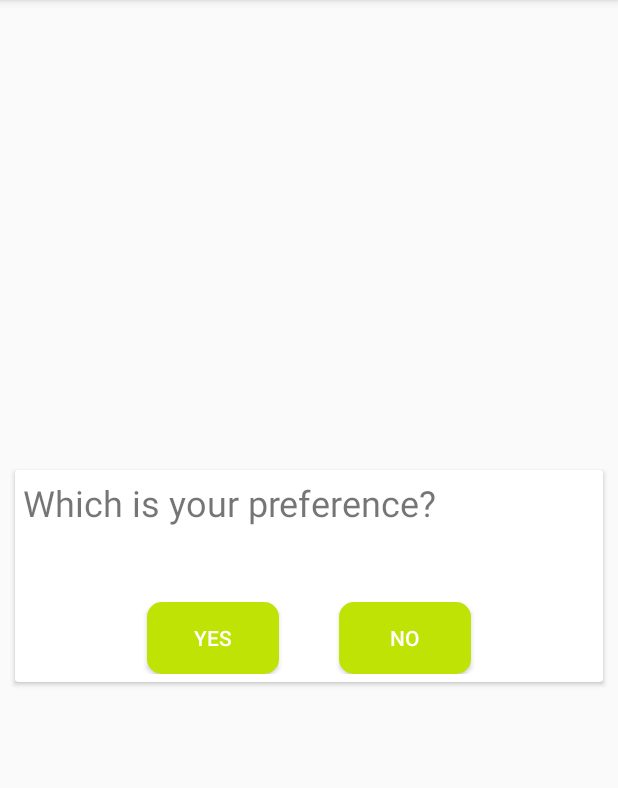
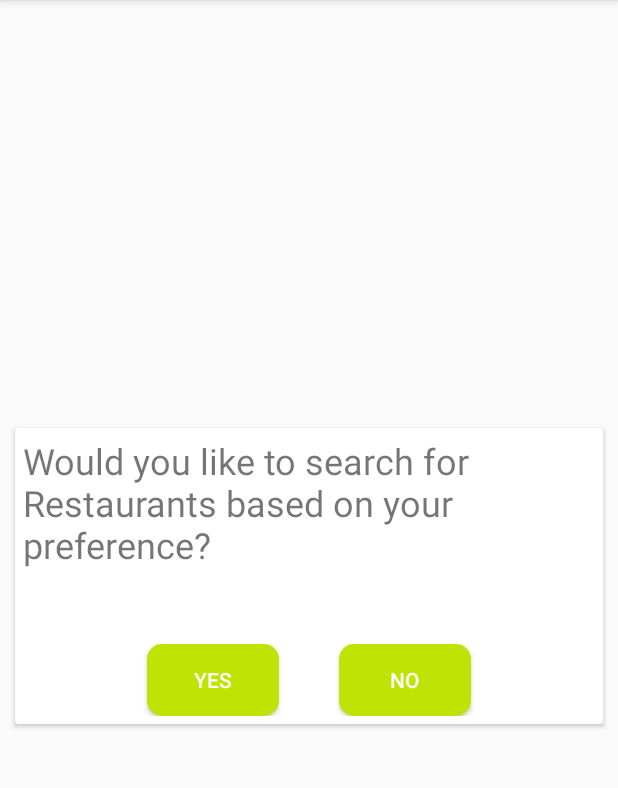
Before and after one commit to BarkaBoss/FoodVisor, an Android app: the BlankFragment screen opened directly, with no data from a screen before it, on a phone screen of 412 x 824 dp, the part 84-872 px from its top. Run offline under Robolectric (Android 15) with nearby library versions, the phone set to English and light mode, and no system bars; our stand-ins replace Firebase (no records; nobody signed in at launch, a user with empty details on screens opened directly).

Commit message:
Fixed wrong message

```diff
--- a/app/src/main/java/xyz/nokt/btf/foodadvisor/AddRestaurant.java
+++ b/app/src/main/java/xyz/nokt/btf/foodadvisor/AddRestaurant.java
@@ -60,7 +60,7 @@ public class AddRestaurant extends Fragment{
     String strRestName, strEmail, strPhone, strAddress, strImgUrl, strImgUrlX, strFeatures, locUri, locUriX, locCont, sitInOut;
 
     FirebaseDatabase fireDB = FirebaseDatabase.getInstance();
-    DatabaseReference dbRef = fireDB.getReference("Restaurants");
+    DatabaseReference dbRef = fireDB.getReference("Restaurants_Queue");
 
     FirebaseStorage fireStore = FirebaseStorage.getInstance();
     StorageReference storeRef = fireStore.getReference("restaurants"+dateFormatWithTime.format(date));
@@ -228,11 +228,8 @@ public class AddRestaurant extends Fragment{
         edFeatures.setText("");
 
         Toast.makeText(getContext(), "New Restaurant Uploaded", Toast.LENGTH_LONG).show();
-        /*Snackbar yummy = Snackbar.make(constraintLayout, "", Snackbar.LENGTH_LONG);
-        yummy.show();*/
     }
 
-    // TODO: Rename method, update argument and hook method into UI event
     public void onButtonPressed(Uri uri) {
         if (mListener != null) {
             mListener.onFragmentInteraction(uri);
--- a/app/src/main/java/xyz/nokt/btf/foodadvisor/BlankFragment.java
+++ b/app/src/main/java/xyz/nokt/btf/foodadvisor/BlankFragment.java
@@ -69,7 +69,7 @@ public class BlankFragment extends Fragment {
             lineMain.setVisibility(View.VISIBLE);
             lineDiet.setVisibility(View.GONE);
             linefore.setVisibility(View.GONE);
-            getActivity().setTitle("Food.Advisor");
+            getActivity().setTitle("Restaurant Advisor");
             Log.i("Resumed", "Resumes");
         }
         Log.i("Resumed", "Resumes");
@@ -97,7 +97,7 @@ public class BlankFragment extends Fragment {
 
         if(linearLayout.getVisibility() != View.GONE || linearLayout.getVisibility() != View.INVISIBLE)
         {
-            tvMessage.setText("Which is your preference?");
+            //tvMessage.setText("Which is your preference?");
             btnNorthern.setOnClickListener(new View.OnClickListener() {
                 @Override
                 public void onClick(View view) {
@@ -152,7 +152,7 @@ public class BlankFragment extends Fragment {
 
         if(lineDiet.getVisibility() != View.GONE || lineDiet.getVisibility() != View.INVISIBLE)
         {
-            tvMessage.setText("Which is your preference?");
+            //tvMessage.setText("Which is your preference?");
             btnVegan.setOnClickListener(new View.OnClickListener() {
                 @Override
                 public void onClick(View view) {
@@ -204,7 +204,7 @@ public class BlankFragment extends Fragment {
         }
         if(linefore.getVisibility() != View.GONE || linefore.getVisibility() != View.INVISIBLE)
         {
-            tvMessage.setText("Which is your preference?");
+            //tvMessage.setText("Which is your preference?");
             btnChinese.setOnClickListener(new View.OnClickListener() {
                 @Override
                 public void onClick(View view) {
```
